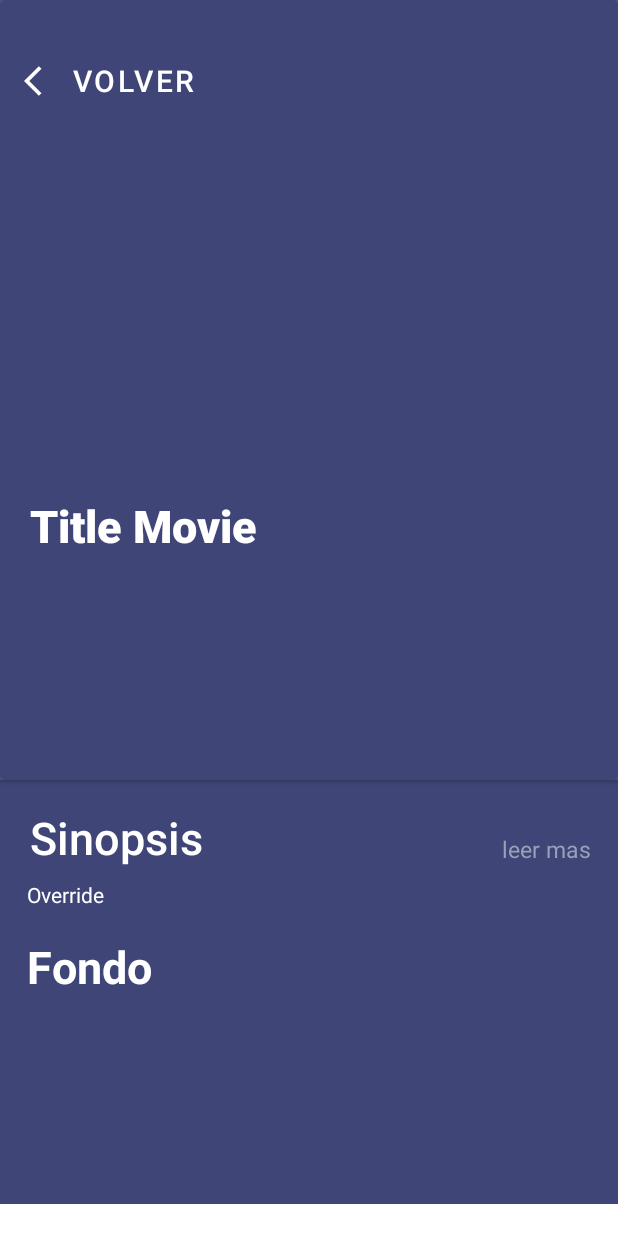
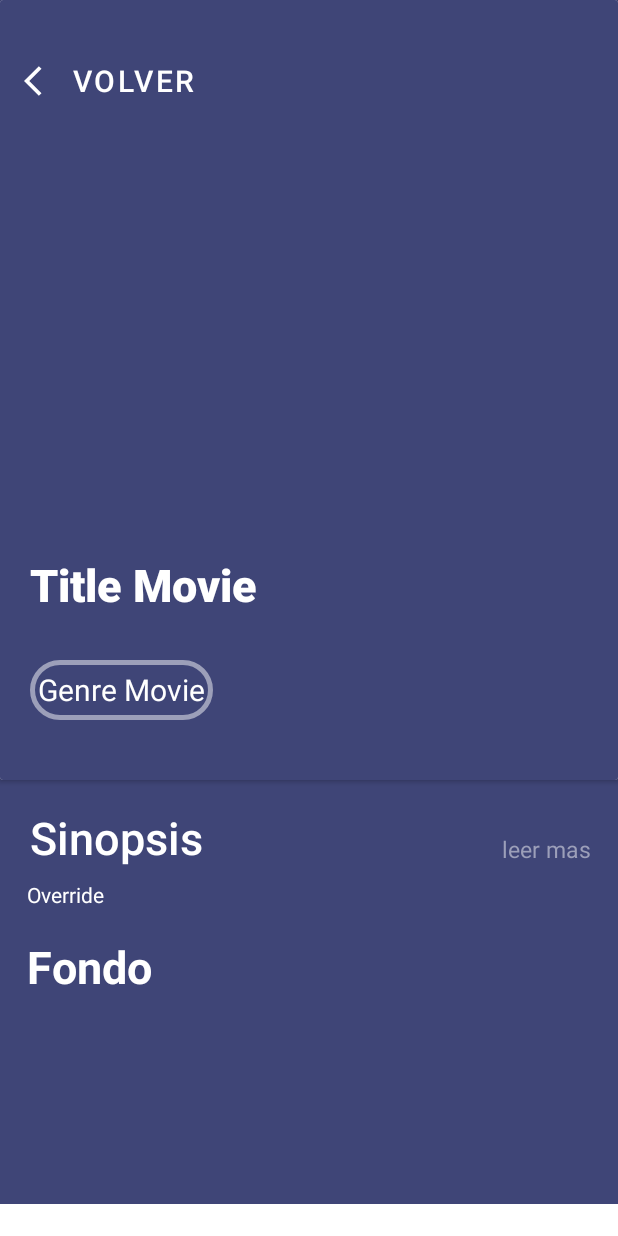
Before and after one commit to barbosaivan/theMovieDB, an Android app: the DescriptionMovie screen opened directly, with no data from a screen before it, on a phone screen of 412 x 824 dp. Run offline under Robolectric (Android 15) with nearby library versions, the phone set to English and light mode, and no system bars; pictures from the network do not load; 5 statements that could not run were skipped.

```diff
--- a/app/src/main/java/com/example/wposs_001_semillero_wmovie/view/DescriptionMovie.java
+++ b/app/src/main/java/com/example/wposs_001_semillero_wmovie/view/DescriptionMovie.java
@@ -17,7 +17,7 @@ import java.util.Objects;
 
 public class DescriptionMovie extends AppCompatActivity {
 
-    TextView titleDescription, overviewDescription, textViewSeeMore;
+    TextView titleDescription, overviewDescription, textViewSeeMore, textViewGenreDescription;
     ImageView posterMovieDescription, imageViewCast;
     Button buttonBack;
     private boolean hideOverride;
@@ -34,11 +34,13 @@ public class DescriptionMovie extends AppCompatActivity {
         buttonBack = (Button) findViewById(R.id.buttonBack);
         textViewSeeMore = (TextView) findViewById(R.id.textviewSeeMore);
         imageViewCast = (ImageView) findViewById(R.id.imageViewCast);
+        textViewGenreDescription = (TextView) findViewById(R.id.textViewGenresDescription);
         hideOverride = false;
 
         WMovie movies = (WMovie) getIntent().getSerializableExtra("listMovie");
         titleDescription.setText(movies.getTitle());
         overviewDescription.setText(String.valueOf(movies.getOverview()));
+        textViewGenreDescription.setText(movies.getGenre_ids()[0]);
         Glide.with(this).
                 load("https://image.tmdb.org/t/p/w500/" + movies.getPoster_path())
                 .centerCrop().crossFade().diskCacheStrategy(DiskCacheStrategy.ALL)
@@ -58,12 +60,12 @@ public class DescriptionMovie extends AppCompatActivity {
         textViewSeeMore.setOnClickListener(new View.OnClickListener() {
             @Override
             public void onClick(View view) {
-                if(hideOverride == false) {
+                if (hideOverride == false) {
                     overviewDescription.setLines(overviewDescription.getLineCount());
                     hideOverride = true;
                     textViewSeeMore.setText(R.string.see_less);
-                }else{
-                overviewDescription.setLines(4);
+                } else {
+                    overviewDescription.setLines(4);
                     hideOverride = false;
                     textViewSeeMore.setText(R.string.see_more);
                 }
--- a/app/src/main/java/com/example/wposs_001_semillero_wmovie/view/MainActivity.java
+++ b/app/src/main/java/com/example/wposs_001_semillero_wmovie/view/MainActivity.java
@@ -34,7 +34,6 @@ public class MainActivity extends AppCompatActivity implements InterfaceMainActi
         presenterActivity.bringRetrofitResPopular(loadPage);
         init();
     }
-
 
     public void init() {
         recyclerView = (RecyclerView) findViewById(R.id.listReciclerView);
--- /dev/null
+++ b/app/src/main/res/drawable/margin_card_genres.xml
@@ -0,0 +1,6 @@
+<?xml version="1.0" encoding="utf-8"?>
+<shape xmlns:android="http://schemas.android.com/apk/res/android"
+    android:shape="rectangle">
+    <corners android:radius="50dp" />
+    <stroke android:width="5px" android:color="@color/oscure_text" />
+</shape>
--- a/app/src/main/res/layout/activity_description_movie.xml
+++ b/app/src/main/res/layout/activity_description_movie.xml
@@ -8,8 +8,8 @@
     <RelativeLayout
         android:layout_width="match_parent"
         android:layout_height="match_parent"
-    tools:context=".view.DescriptionMovie"
-    android:background="@color/Violeta">
+        android:background="@color/Violeta"
+        tools:context=".view.DescriptionMovie">
 
         <androidx.cardview.widget.CardView
             android:id="@+id/cardviewDescription"
@@ -20,8 +20,7 @@
                 android:id="@+id/imageViewMovieDescription"
                 android:layout_width="match_parent"
                 android:layout_height="match_parent"
-            android:background="@color/Violeta">
-        </ImageView>
+                android:background="@color/Violeta" />
 
             <Button
                 android:id="@+id/buttonBack"
@@ -37,13 +36,28 @@
             <TextView
                 android:id="@+id/textViewTitleDescription"
                 android:layout_width="match_parent"
-            android:layout_height="wrap_content"
+                android:layout_height="80dp"
+                android:layout_marginHorizontal="20dp"
                 android:layout_marginTop="330dp"
-            android:layout_marginHorizontal="20dp"
+                android:fontFamily="sans-serif-black"
+                android:gravity="bottom"
                 android:text="Title Movie"
-            android:fontFamily="sans-serif-black"
                 android:textColor="@color/white"
-            android:textSize="30sp"/>
+                android:textSize="30sp" />
+
+            <TextView
+                android:id="@+id/textViewGenresDescription"
+                android:layout_width="wrap_content"
+                android:layout_height="40dp"
+                android:layout_marginStart="20dp"
+                android:layout_marginTop="440dp"
+                android:background="@drawable/margin_card_genres"
+                android:fontFamily="sans-serif"
+                android:gravity="center"
+                android:padding="5dp"
+                android:text="Genre Movie"
+                android:textColor="@color/white"
+                android:textSize="20dp" />
 
         </androidx.cardview.widget.CardView>
 
@@ -106,9 +120,9 @@
             android:layout_width="100dp"
             android:layout_height="100dp"
             android:layout_below="@+id/textViewCast"
+            android:layout_marginStart="18dp"
             android:layout_marginTop="18dp"
-        android:layout_marginStart="18dp"
-        android:layout_marginBottom="20dp"/>
+            android:layout_marginBottom="20dp" />
 
     </RelativeLayout>
 
```
Also changed, not shown: app/src/main/java/com/example/wposs_001_semillero_wmovie/interfaces/WMovieInterface.java (+3 -9 lines), app/src/main/java/com/example/wposs_001_semillero_wmovie/models/GenresMovies.java (added, +27 -0 lines), app/src/main/java/com/example/wposs_001_semillero_wmovie/models/ModelMainActivity.java (+38 -2 lines), app/src/main/java/com/example/wposs_001_semillero_wmovie/models/ResWMovie.java (+9 -2 lines), app/src/main/java/com/example/wposs_001_semillero_wmovie/models/WMovie.java (+12 -3 lines), app/src/main/java/com/example/wposs_001_semillero_wmovie/view/adapters/ListMovieAdapter.java (+11 -10 lines), app/src/main/res/layout/list_movie.xml (+26 -7 lines). Lines whose indentation alone changed are shown as unchanged.
